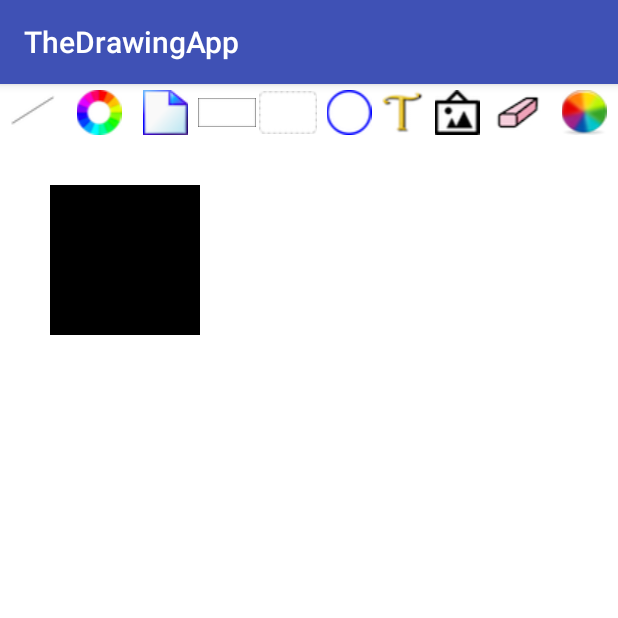
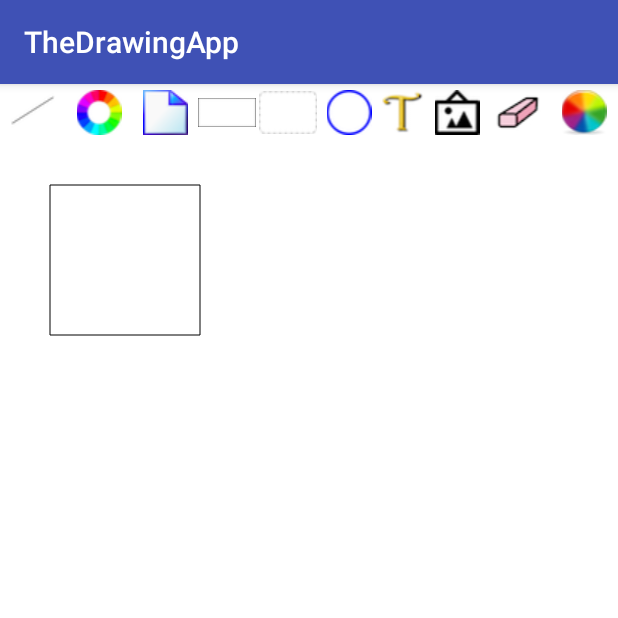
Before and after one commit to jcthom72/TheDrawingApp, an Android app: the screen it shows after launch (MainActivity), after a tap on an icon or button, on a phone screen of 412 x 824 dp, the top half of it. Run offline under Robolectric (Android 15) with nearby library versions, the light colour scheme and no system bars; libraries missing offline, so code that uses them is left out: petrov.kristiyan.colorpicker.

Commit message:
changes 03-20-2017

```diff
--- a/app/src/main/java/csci4020/shawnbickel_judsonthomas/assignment3/thedrawingapp/MainActivity.java
+++ b/app/src/main/java/csci4020/shawnbickel_judsonthomas/assignment3/thedrawingapp/MainActivity.java
@@ -52,21 +52,18 @@ public class MainActivity extends AppCompatActivity implements View.OnClickListe
 
     @Override
     public void onClick(View view) {
-        retrieveColorData(); // retrieves colors from ArrayList
+        int v = view.getId();
 
         /* if one of the color wheels is chosen, the changeColor method will change the
           respective color */
-        if (view.getId() == R.id.lineColor){
-            changeColor(R.id.lineColor);
-        }
-
-        else if (view.getId() == R.id.background_color){
-            changeColor(R.id.background_color);
+        if (v == R.id.lineColor || v == R.id.background_color){
+            retrieveColorData(); // retrieves colors from ArrayList
+            changeColor(v);
         }
 
         /* when the new page button is clicked, the image is saved to a vector in the Image class
            and the page is reset by the newPage() method */
-        else if (view.getId() == R.id.newImage){
+        else if (v == R.id.newImage){
             userImage.addImage(drawingEngine);
             saveImageToFile(userImage);
             newPage();
@@ -74,22 +71,22 @@ public class MainActivity extends AppCompatActivity implements View.OnClickListe
         }
 
         // saves the image to a file
-        else if(view.getId() == R.id.saveToFile){
+        else if(v == R.id.saveToFile){
             saveImageToFile(userImage);
         }
 
         // deletes image from vector
-        else if (view.getId() == R.id.erase){
+        else if (v == R.id.erase){
             deleteImagefromVector(drawingEngine);
         }
 
         // draws a circle on the screen
-        else if (view.getId() == R.id.circle){
+        else if (v == R.id.circle){
             drawingEngine.drawCircle();
         }
 
         // draws a rectangle on the screen
-        else if (view.getId() == R.id.rectangle){
+        else if (v == R.id.rectangle){
             drawingEngine.drawRectangle();
         }
     }
--- a/app/src/main/java/csci4020/shawnbickel_judsonthomas/assignment3/thedrawingapp/UserDrawingEngine.java
+++ b/app/src/main/java/csci4020/shawnbickel_judsonthomas/assignment3/thedrawingapp/UserDrawingEngine.java
@@ -46,7 +46,7 @@ public class UserDrawingEngine extends View {
         userPath.setElement(userTouch);
         imageStyles = new Paint();
         imageStyles.setAntiAlias(true);
-        imageStyles.setStyle(Paint.Style.FILL_AND_STROKE);
+        imageStyles.setStyle(Paint.Style.STROKE);
         drawImage = new Canvas();
 
     }
```
